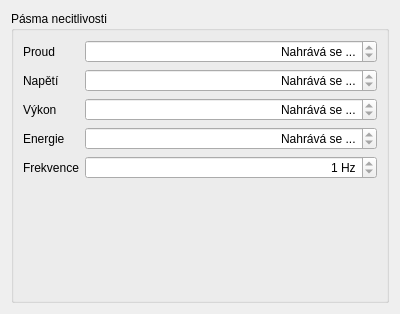
Old version of the form clients/jn50view/src/thresholdsdialog.ui in the repository silicon-heaven/shvapp.
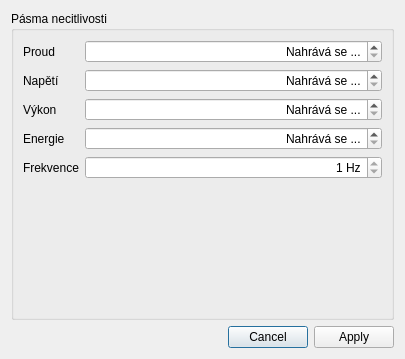
New version of the form.

The edit to the form file:
```diff
--- a/clients/jn50view/src/thresholdsdialog.ui
+++ b/clients/jn50view/src/thresholdsdialog.ui
@@ -6,8 +6,8 @@
    <rect>
     <x>0</x>
     <y>0</y>
-    <width>400</width>
-    <height>314</height>
+    <width>405</width>
+    <height>359</height>
    </rect>
   </property>
   <property name="windowTitle">
@@ -47,7 +47,7 @@
          <set>Qt::AlignRight|Qt::AlignTrailing|Qt::AlignVCenter</set>
         </property>
         <property name="readOnly">
-         <bool>true</bool>
+         <bool>false</bool>
         </property>
         <property name="specialValueText">
          <string>Nahrává se ...</string>
@@ -63,7 +63,7 @@
          <set>Qt::AlignRight|Qt::AlignTrailing|Qt::AlignVCenter</set>
         </property>
         <property name="readOnly">
-         <bool>true</bool>
+         <bool>false</bool>
         </property>
         <property name="specialValueText">
          <string>Nahrává se ...</string>
@@ -79,7 +79,7 @@
          <set>Qt::AlignRight|Qt::AlignTrailing|Qt::AlignVCenter</set>
         </property>
         <property name="readOnly">
-         <bool>true</bool>
+         <bool>false</bool>
         </property>
         <property name="specialValueText">
          <string>Nahrává se ...</string>
@@ -125,7 +125,7 @@
          <set>Qt::AlignRight|Qt::AlignTrailing|Qt::AlignVCenter</set>
         </property>
         <property name="readOnly">
-         <bool>true</bool>
+         <bool>false</bool>
         </property>
         <property name="specialValueText">
          <string>Nahrává se ...</string>
@@ -138,6 +138,13 @@
      </layout>
     </widget>
    </item>
+   <item>
+    <widget class="QDialogButtonBox" name="buttonBox">
+     <property name="standardButtons">
+      <set>QDialogButtonBox::Apply|QDialogButtonBox::Cancel</set>
+     </property>
+    </widget>
+   </item>
   </layout>
  </widget>
  <tabstops>
```
Left out of the diff: 35 changed lines with no effect on the pictures.
